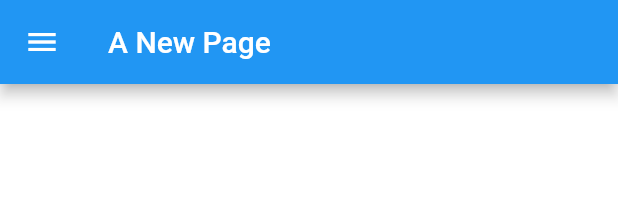
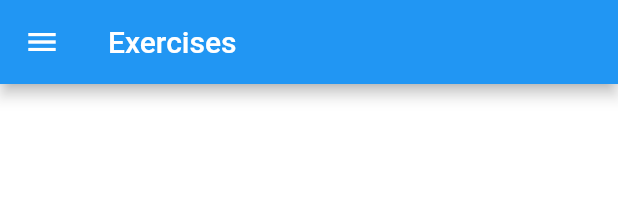
Before and after one commit to camihall/I2P_app_project, a Flutter app: the NavBar widget shown alone on an empty page, opened directly, after a tap on "Exercises", on a phone screen of 412 x 824 dp. Shown: the top 222 px of the screen. Run offline on Flutter 3.47's test engine with Material 2 defaults, Android fonts, the light colour scheme and no system bars; our stand-ins replace auto_route, cloud_firestore, firebase_auth, firebase_core, flutter_redux, fluttertoast and 4 more; missing offline and left inert: dart:html; accounts and stored records are empty; network calls fail.

Commit message:
New icon, starting to make individual exercises

```diff
--- a/my_app/lib/views/NavBar.dart
+++ b/my_app/lib/views/NavBar.dart
@@ -54,7 +54,7 @@ class NavBar extends StatelessWidget {
             },
           ),
           ListTile(
-              leading: Icon(Icons.home),
+              leading: Icon(Icons.aod),
               title: Text('Exercises'),
               onTap: () {
                 Navigator.push(
--- a/my_app/lib/views/exercises.dart
+++ b/my_app/lib/views/exercises.dart
@@ -10,7 +10,7 @@ class exercises extends StatelessWidget {
       title: 'Exercises',
       home: Scaffold(
           body: exerciseAll(),
-          appBar: AppBar(title: Text("A New Page")),
+          appBar: AppBar(title: Text("Exercises")),
           drawer: NavBar()),
     );
   }
@@ -53,7 +53,14 @@ class exerciseBox extends StatelessWidget {
   String exerciseName;
 
   Widget build(BuildContext context) {
-    return Container(
+    return GestureDetector(
+        onTap: () {
+          Navigator.push(
+            context,
+            MaterialPageRoute(builder: (context) => exercises()),
+          );
+        },
+        child: Container(
           height: MediaQuery.of(context).size.height * .25,
           width: MediaQuery.of(context).size.width * .20,
           color: Colors.transparent,
@@ -68,6 +75,6 @@ class exerciseBox extends StatelessWidget {
                   textAlign: TextAlign.center,
                 ),
               )),
-    );
+        ));
   }
 }
```
Lines whose indentation alone changed are shown as unchanged.
